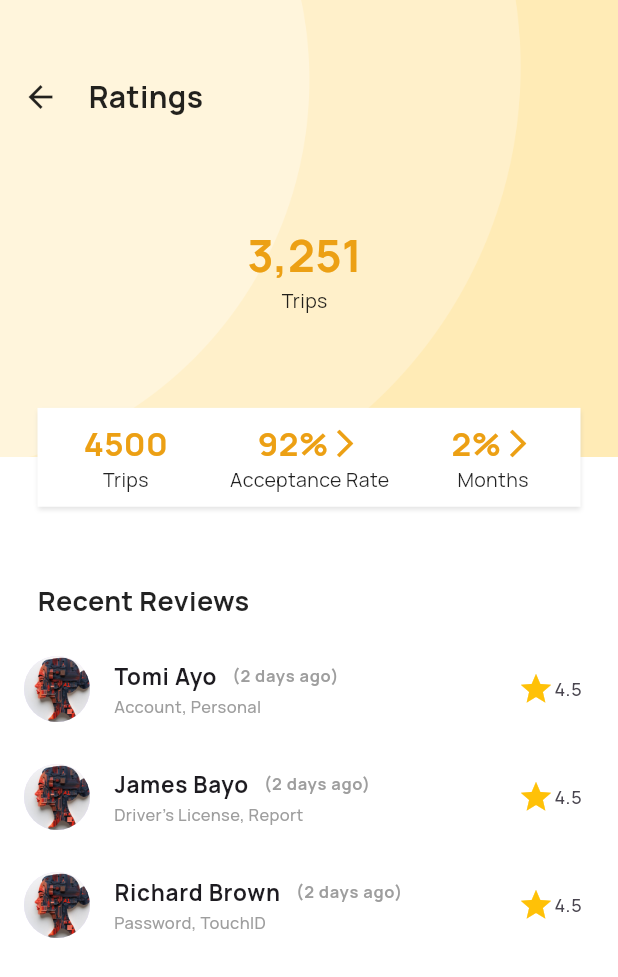
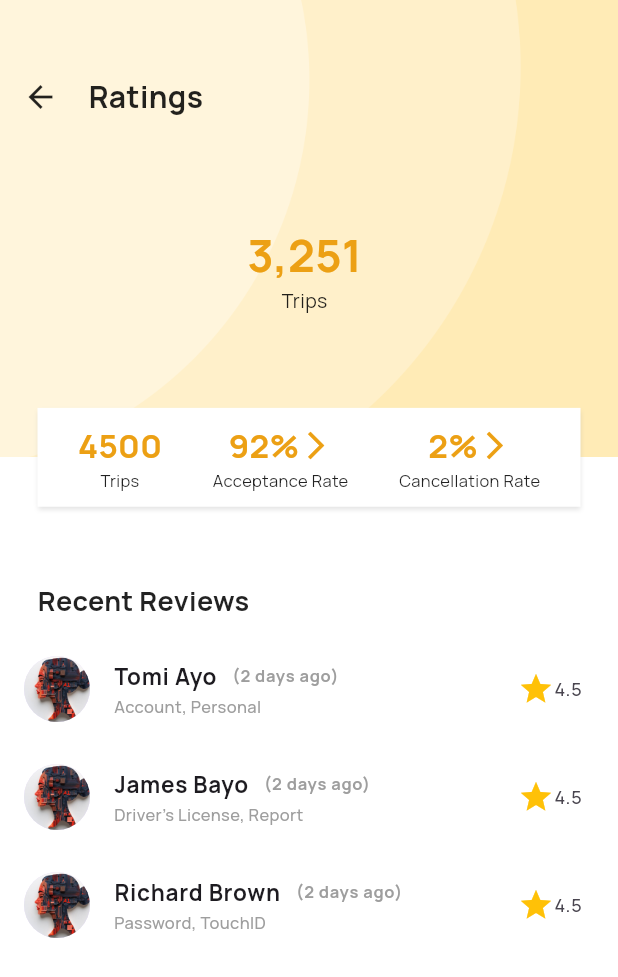
Before and after one commit to Christentimmy/RideXpress-Driver, a Flutter app: the TripsStatsScreen screen opened by its route, on a phone screen of 412 x 824 dp. Shown: the top 977 px of the screen. Run offline on Flutter 3.47's test engine with Material 3 defaults, Android fonts, the phone set to English and light mode, and no system bars; our stand-ins replace camera, country_code_picker, flutter_staggered_animations, font_awesome_flutter, get, google_fonts and 2 more.

Commit message:
cancellation-screen

```diff
--- a/lib/app/modules/settings/views/trips_stats_screen.dart
+++ b/lib/app/modules/settings/views/trips_stats_screen.dart
@@ -159,7 +159,7 @@ class TripsStatsScreen extends StatelessWidget {
                       Text(
                         "Trips",
                         style: GoogleFonts.manrope(
-                          fontSize: 13,
+                          fontSize: 11,
                           fontWeight: FontWeight.normal,
                         ),
                       ),
@@ -194,14 +194,18 @@ class TripsStatsScreen extends StatelessWidget {
                         Text(
                           "Acceptance Rate",
                           style: GoogleFonts.manrope(
-                            fontSize: 13,
+                            fontSize: 11,
                             fontWeight: FontWeight.normal,
                           ),
                         ),
                       ],
                     ),
                   ),
-                  Column(
+                  InkWell(
+                    onTap: () {
+                      Get.toNamed(AppRoutes.cancellationRateScreen);
+                    },
+                    child: Column(
                       mainAxisAlignment: MainAxisAlignment.center,
                       crossAxisAlignment: CrossAxisAlignment.center,
                       children: [
@@ -224,13 +228,14 @@ class TripsStatsScreen extends StatelessWidget {
                           ],
                         ),
                         Text(
-                        "Months",
+                          "Cancellation Rate",
                           style: GoogleFonts.manrope(
-                          fontSize: 13,
+                            fontSize: 11,
                             fontWeight: FontWeight.normal,
                           ),
                         ),
                       ],
+                    ),
                   ),
                 ],
               ),
--- a/lib/app/routes/app_pages.dart
+++ b/lib/app/routes/app_pages.dart
@@ -14,6 +14,7 @@ import 'package:ridexpressdriver/app/modules/profile/views/submit_documents_scre
 import 'package:ridexpressdriver/app/modules/profile/views/upload_profile.dart';
 import 'package:ridexpressdriver/app/modules/profile/views/vehicle_details_screen.dart';
 import 'package:ridexpressdriver/app/modules/settings/views/acceptance_screen.dart';
+import 'package:ridexpressdriver/app/modules/settings/views/cancellation_rate_screen.dart';
 import 'package:ridexpressdriver/app/modules/settings/views/trips_stats_screen.dart';
 import 'package:ridexpressdriver/app/modules/settings/views/settings_screen.dart';
 import 'package:ridexpressdriver/app/modules/splash/views/splash_screen.dart';
@@ -60,5 +61,9 @@ class AppPages {
     GetPage(name: AppRoutes.settingsScreen, page: () => SettingsScreen()),
     GetPage(name: AppRoutes.tripsStatsScreen, page: () => TripsStatsScreen()),
     GetPage(name: AppRoutes.acceptanceScreen, page: () => AcceptanceScreen()),
+    GetPage(
+      name: AppRoutes.cancellationRateScreen,
+      page: () => CancellationRateScreen(),
+    ),
   ];
 }
--- a/lib/app/routes/app_routes.dart
+++ b/lib/app/routes/app_routes.dart
@@ -20,4 +20,5 @@ class AppRoutes {
   static const String settingsScreen = '/settingsScreen';
   static const String tripsStatsScreen = '/tripsStatsScreen';
   static const String acceptanceScreen = '/acceptanceScreen';
+  static const String cancellationRateScreen = '/cancellationRateScreen';
 }
```
Also changed, not shown: lib/app/modules/settings/views/cancellation_rate_screen.dart (added, +119 -0 lines). Lines whose indentation alone changed are shown as unchanged.
